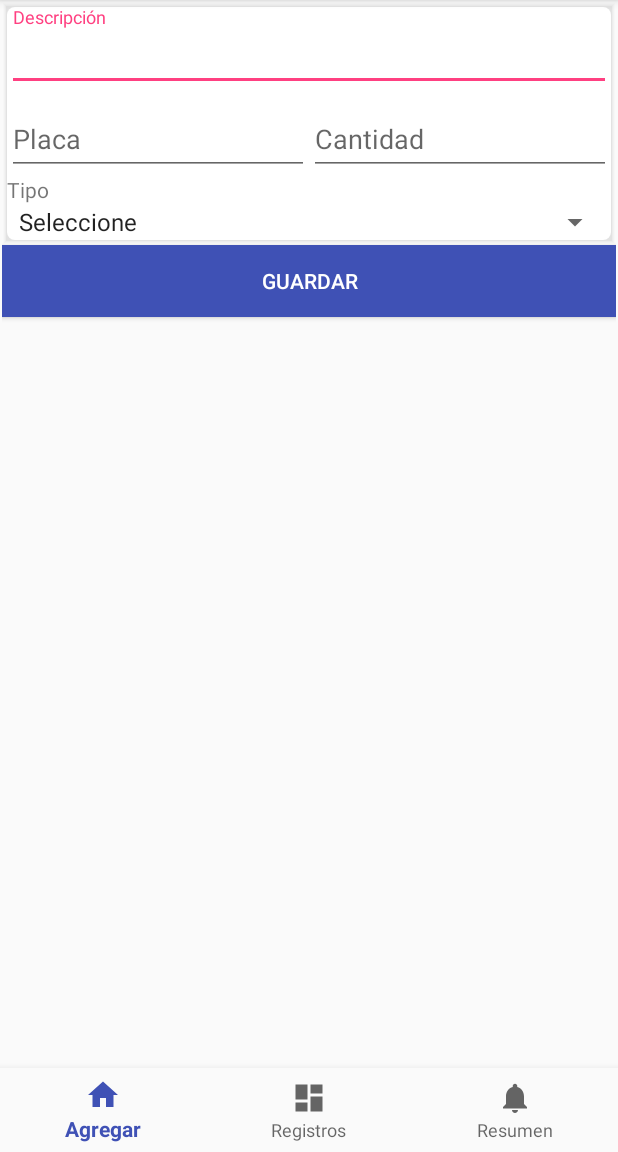
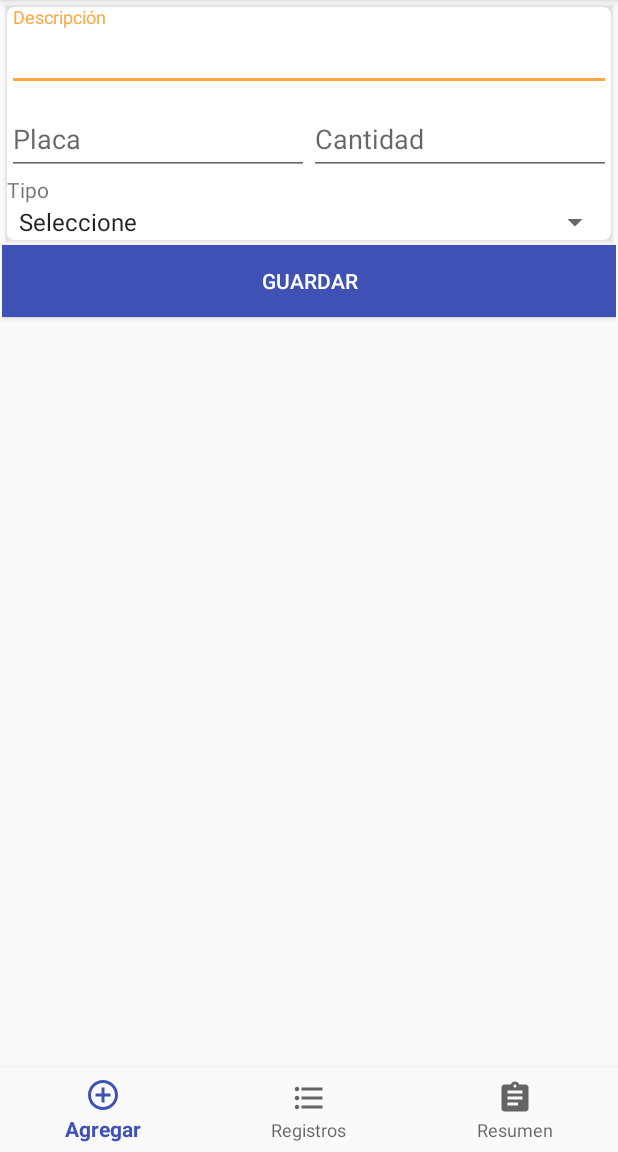
Before and after one commit to Evander04/Parking, an Android app: the screen it shows after launch (MainActivity), on a phone screen of 412 x 824 dp, the part 84-1236 px from its top. Run offline under Robolectric (Android 15) with nearby library versions, the phone set to English and light mode, and no system bars; our stand-ins replace ButterKnife; libraries missing offline, so code that uses them is left out: nl.qbusict.cupboard; 3 statements that could not run were skipped.

Commit message:
change icons and colors

```diff
--- a/app/src/main/java/jockercode/parking/Records/RecordRecyclerAdapter.java
+++ b/app/src/main/java/jockercode/parking/Records/RecordRecyclerAdapter.java
@@ -29,13 +29,13 @@ public class RecordRecyclerAdapter extends RecyclerView.Adapter<RecordRecyclerAd
     @Override
     public RecordRecyclerAdapter.ViewHolder onCreateViewHolder(@NonNull ViewGroup viewGroup, int i) {
         View view = LayoutInflater.from(viewGroup.getContext()).inflate(R.layout.card_view_record, viewGroup, false);
-
         return new ViewHolder(view);
     }
 
     @Override
     public void onBindViewHolder(@NonNull RecordRecyclerAdapter.ViewHolder viewHolder, int i) {
         Record r=records.get(i);
+        viewHolder.pos=i;
         viewHolder.description.setText(r.getDescription());
         viewHolder.licensePlate.setText(r.getLicensePlate());
         viewHolder.date.setText(r.getDateEntry().toString());
@@ -48,6 +48,7 @@ public class RecordRecyclerAdapter extends RecyclerView.Adapter<RecordRecyclerAd
     public class ViewHolder extends RecyclerView.ViewHolder {
 
         private View mView;
+        private int pos;
         @BindView(R.id.cardDesc)
         TextView description;
         @BindView(R.id.cardLicense)
--- /dev/null
+++ b/app/src/main/res/drawable/ic_add_circle_outline_black_24dp.xml
@@ -0,0 +1,9 @@
+<vector xmlns:android="http://schemas.android.com/apk/res/android"
+        android:width="24dp"
+        android:height="24dp"
+        android:viewportWidth="24.0"
+        android:viewportHeight="24.0">
+    <path
+        android:fillColor="#FF000000"
+        android:pathData="M13,7h-2v4L7,11v2h4v4h2v-4h4v-2h-4L13,7zM12,2C6.48,2 2,6.48 2,12s4.48,10 10,10 10,-4.48 10,-10S17.52,2 12,2zM12,20c-4.41,0 -8,-3.59 -8,-8s3.59,-8 8,-8 8,3.59 8,8 -3.59,8 -8,8z"/>
+</vector>
--- /dev/null
+++ b/app/src/main/res/drawable/ic_assignment_black_24dp.xml
@@ -0,0 +1,9 @@
+<vector xmlns:android="http://schemas.android.com/apk/res/android"
+        android:width="24dp"
+        android:height="24dp"
+        android:viewportWidth="24.0"
+        android:viewportHeight="24.0">
+    <path
+        android:fillColor="#FF000000"
+        android:pathData="M19,3h-4.18C14.4,1.84 13.3,1 12,1c-1.3,0 -2.4,0.84 -2.82,2L5,3c-1.1,0 -2,0.9 -2,2v14c0,1.1 0.9,2 2,2h14c1.1,0 2,-0.9 2,-2L21,5c0,-1.1 -0.9,-2 -2,-2zM12,3c0.55,0 1,0.45 1,1s-0.45,1 -1,1 -1,-0.45 -1,-1 0.45,-1 1,-1zM14,17L7,17v-2h7v2zM17,13L7,13v-2h10v2zM17,9L7,9L7,7h10v2z"/>
+</vector>
--- /dev/null
+++ b/app/src/main/res/drawable/ic_directions_car_black_24dp.xml
@@ -0,0 +1,9 @@
+<vector xmlns:android="http://schemas.android.com/apk/res/android"
+        android:width="24dp"
+        android:height="24dp"
+        android:viewportWidth="24.0"
+        android:viewportHeight="24.0">
+    <path
+        android:fillColor="@color/colorPrimary"
+        android:pathData="M18.92,6.01C18.72,5.42 18.16,5 17.5,5h-11c-0.66,0 -1.21,0.42 -1.42,1.01L3,12v8c0,0.55 0.45,1 1,1h1c0.55,0 1,-0.45 1,-1v-1h12v1c0,0.55 0.45,1 1,1h1c0.55,0 1,-0.45 1,-1v-8l-2.08,-5.99zM6.5,16c-0.83,0 -1.5,-0.67 -1.5,-1.5S5.67,13 6.5,13s1.5,0.67 1.5,1.5S7.33,16 6.5,16zM17.5,16c-0.83,0 -1.5,-0.67 -1.5,-1.5s0.67,-1.5 1.5,-1.5 1.5,0.67 1.5,1.5 -0.67,1.5 -1.5,1.5zM5,11l1.5,-4.5h11L19,11L5,11z"/>
+</vector>
--- /dev/null
+++ b/app/src/main/res/drawable/ic_format_list_bulleted_black_24dp.xml
@@ -0,0 +1,9 @@
+<vector xmlns:android="http://schemas.android.com/apk/res/android"
+        android:width="24dp"
+        android:height="24dp"
+        android:viewportWidth="24.0"
+        android:viewportHeight="24.0">
+    <path
+        android:fillColor="#FF000000"
+        android:pathData="M4,10.5c-0.83,0 -1.5,0.67 -1.5,1.5s0.67,1.5 1.5,1.5 1.5,-0.67 1.5,-1.5 -0.67,-1.5 -1.5,-1.5zM4,4.5c-0.83,0 -1.5,0.67 -1.5,1.5S3.17,7.5 4,7.5 5.5,6.83 5.5,6 4.83,4.5 4,4.5zM4,16.5c-0.83,0 -1.5,0.68 -1.5,1.5s0.68,1.5 1.5,1.5 1.5,-0.68 1.5,-1.5 -0.67,-1.5 -1.5,-1.5zM7,19h14v-2L7,17v2zM7,13h14v-2L7,11v2zM7,5v2h14L21,5L7,5z"/>
+</vector>
--- a/app/src/main/res/layout/card_view_record.xml
+++ b/app/src/main/res/layout/card_view_record.xml
@@ -22,7 +22,7 @@
             android:layout_width="72dp"
             android:layout_height="72dp"
             android:layout_marginLeft="16dp"
-            android:background="@drawable/ic_notifications_black_24dp"
+            android:background="@drawable/ic_directions_car_black_24dp"
             android:scaleType="centerCrop"
             tools:ignore="ContentDescription"/>
         <LinearLayout
@@ -116,7 +116,7 @@
             android:layout_height="wrap_content"
             android:layout_below="@id/cardLinear3"
             android:textColor="#FFFFFF"
-            android:background="@color/colorPrimary"
+            android:background="@color/colorAccent"
             android:textSize="14sp"
             android:textStyle="bold"
             android:text="@string/cardButton"/>
--- a/app/src/main/res/menu/navigation.xml
+++ b/app/src/main/res/menu/navigation.xml
@@ -3,17 +3,17 @@
 
     <item
         android:id="@+id/navigation_add"
-        android:icon="@drawable/ic_home_black_24dp"
+        android:icon="@drawable/ic_add_circle_outline_black_24dp"
         android:title="@string/title_add" />
 
     <item
         android:id="@+id/navigation_records"
-        android:icon="@drawable/ic_dashboard_black_24dp"
+        android:icon="@drawable/ic_format_list_bulleted_black_24dp"
         android:title="@string/title_records" />
 
     <item
         android:id="@+id/navigation_resume"
-        android:icon="@drawable/ic_notifications_black_24dp"
+        android:icon="@drawable/ic_assignment_black_24dp"
         android:title="@string/title_resume" />
 
 </menu>
--- a/app/src/main/res/values/colors.xml
+++ b/app/src/main/res/values/colors.xml
@@ -2,5 +2,5 @@
 <resources>
     <color name="colorPrimary">#3F51B5</color>
     <color name="colorPrimaryDark">#303F9F</color>
-    <color name="colorAccent">#FF4081</color>
+    <color name="colorAccent">#ffa640</color>
 </resources>
```
